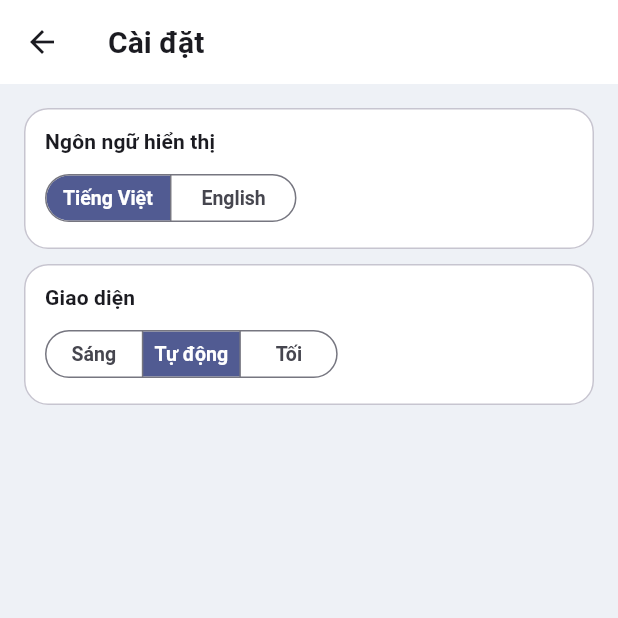
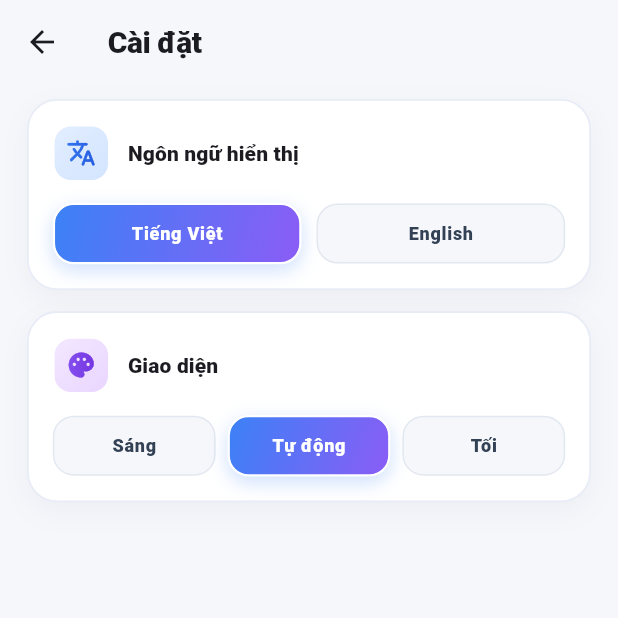
Before and after one commit to hieucute692-rgb/bai-tap-lon-app, a Flutter app: the SettingsScreen screen opened directly, on a phone screen of 412 x 824 dp, the top half of it. Run offline on Flutter 3.47's test engine with Material 3 defaults, Android fonts, the phone set to English and light mode, and no system bars; our stand-ins replace shared_preferences; accounts and stored records are empty.

Commit message:
giao dien moi

```diff
--- a/lib/presentation/settings_screen.dart
+++ b/lib/presentation/settings_screen.dart
@@ -11,98 +11,242 @@ class SettingsScreen extends StatelessWidget {
   Widget build(BuildContext context) {
     final settings = context.watch<SettingsController>();
     final s = settings.strings;
+    final isDark = Theme.of(context).brightness == Brightness.dark;
     final scheme = Theme.of(context).colorScheme;
 
     return Scaffold(
-      backgroundColor: scheme.surfaceContainerHighest,
+      backgroundColor: isDark ? scheme.surface : const Color(0xFFF6F7FB),
       appBar: AppBar(
-        title: Text(s.settings),
+        backgroundColor: isDark ? scheme.surface : const Color(0xFFF6F7FB),
+        surfaceTintColor: Colors.transparent,
+        elevation: 0,
+        title: Text(
+          s.settings,
+          style: const TextStyle(fontWeight: FontWeight.w800, letterSpacing: -0.3),
         ),
-      body: ListView(
-        padding: const EdgeInsets.all(16),
+      ),
+      body: Center(
+        child: ConstrainedBox(
+          constraints: const BoxConstraints(maxWidth: 560),
+          child: ListView(
+            padding: const EdgeInsets.fromLTRB(18, 10, 18, 28),
             children: [
               _SettingGroupCard(
+                icon: Icons.translate_rounded,
+                iconBg: const [Color(0xFFE3EEFF), Color(0xFFD2E4FF)],
+                iconFg: const [Color(0xFF3B82F6), Color(0xFF1D4ED8)],
                 title: s.displayLanguage,
-            child: SegmentedButton<ContentLanguage>(
-              segments: const [
-                ButtonSegment(value: ContentLanguage.vi, label: Text('Tiếng Việt')),
-                ButtonSegment(value: ContentLanguage.en, label: Text('English')),
-              ],
-              selected: {settings.language},
-              showSelectedIcon: false,
-              onSelectionChanged: (selection) =>
-                  settings.setLanguage(selection.first),
-              style: _segmentStyle(scheme, horizontalPad: 12),
+                child: Row(
+                  children: [
+                    Expanded(
+                      child: _GradientOptionButton(
+                        label: 'Tiếng Việt',
+                        selected: settings.language == ContentLanguage.vi,
+                        onTap: () => settings.setLanguage(ContentLanguage.vi),
                       ),
                     ),
-          const SizedBox(height: 10),
-          _SettingGroupCard(
-            title: s.appearance,
-            child: SegmentedButton<ThemeMode>(
-              segments: [
-                ButtonSegment(value: ThemeMode.light, label: Text(s.themeLight)),
-                ButtonSegment(value: ThemeMode.system, label: Text(s.themeSystem)),
-                ButtonSegment(value: ThemeMode.dark, label: Text(s.themeDark)),
-              ],
-              selected: {settings.themeMode},
-              showSelectedIcon: false,
-              onSelectionChanged: (selection) =>
-                  settings.setThemeMode(selection.first),
-              style: _segmentStyle(scheme, horizontalPad: 8),
+                    const SizedBox(width: 10),
+                    Expanded(
+                      child: _GradientOptionButton(
+                        label: 'English',
+                        selected: settings.language == ContentLanguage.en,
+                        onTap: () => settings.setLanguage(ContentLanguage.en),
                       ),
                     ),
+                  ],
+                ),
+              ),
+              const SizedBox(height: 14),
+              _SettingGroupCard(
+                icon: Icons.palette_rounded,
+                iconBg: const [Color(0xFFF3E8FF), Color(0xFFE9D5FF)],
+                iconFg: const [Color(0xFF8B5CF6), Color(0xFF6D28D9)],
+                title: s.appearance,
+                child: Row(
+                  children: [
+                    Expanded(
+                      child: _GradientOptionButton(
+                        label: s.themeLight,
+                        selected: settings.themeMode == ThemeMode.light,
+                        onTap: () => settings.setThemeMode(ThemeMode.light),
+                      ),
+                    ),
+                    const SizedBox(width: 8),
+                    Expanded(
+                      child: _GradientOptionButton(
+                        label: s.themeSystem,
+                        selected: settings.themeMode == ThemeMode.system,
+                        onTap: () => settings.setThemeMode(ThemeMode.system),
+                      ),
+                    ),
+                    const SizedBox(width: 8),
+                    Expanded(
+                      child: _GradientOptionButton(
+                        label: s.themeDark,
+                        selected: settings.themeMode == ThemeMode.dark,
+                        onTap: () => settings.setThemeMode(ThemeMode.dark),
+                      ),
+                    ),
+                  ],
+                ),
+              ),
+            ],
+          ),
+        ),
+      ),
+    );
+  }
+}
+
+class _SettingGroupCard extends StatelessWidget {
+  const _SettingGroupCard({
+    required this.icon,
+    required this.iconBg,
+    required this.iconFg,
+    required this.title,
+    required this.child,
+  });
+
+  final IconData icon;
+  final List<Color> iconBg;
+  final List<Color> iconFg;
+  final String title;
+  final Widget child;
+
+  @override
+  Widget build(BuildContext context) {
+    final isDark = Theme.of(context).brightness == Brightness.dark;
+    final scheme = Theme.of(context).colorScheme;
+
+    return Container(
+      padding: const EdgeInsets.all(16),
+      decoration: BoxDecoration(
+        color: isDark ? scheme.surfaceContainer : Colors.white,
+        borderRadius: BorderRadius.circular(20),
+        border: Border.all(
+          color: isDark ? Colors.white10 : const Color(0xFFE8ECF7),
+          width: 1.2,
+        ),
+        boxShadow: [
+          BoxShadow(
+            color: const Color(0xFF0F172A).withValues(alpha: 0.04),
+            blurRadius: 16,
+            offset: const Offset(0, 6),
+          ),
+        ],
+      ),
+      child: Column(
+        crossAxisAlignment: CrossAxisAlignment.start,
+        children: [
+          Row(
+            children: [
+              Container(
+                width: 38,
+                height: 38,
+                decoration: BoxDecoration(
+                  gradient: LinearGradient(
+                    colors: iconBg,
+                    begin: Alignment.topLeft,
+                    end: Alignment.bottomRight,
+                  ),
+                  borderRadius: BorderRadius.circular(12),
+                  border: Border.all(color: Colors.white, width: 1.2),
+                ),
+                child: ShaderMask(
+                  shaderCallback: (bounds) => LinearGradient(
+                    colors: iconFg,
+                  ).createShader(bounds),
+                  child: Icon(icon, size: 20, color: Colors.white),
+                ),
+              ),
+              const SizedBox(width: 12),
+              Expanded(
+                child: Text(
+                  title,
+                  style: Theme.of(context)
+                      .textTheme
+                      .titleSmall
+                      ?.copyWith(fontWeight: FontWeight.w800),
+                ),
+              ),
+            ],
+          ),
+          const SizedBox(height: 14),
+          child,
         ],
       ),
     );
   }
 }
 
-ButtonStyle _segmentStyle(ColorScheme scheme, {required double horizontalPad}) {
-  return SegmentedButton.styleFrom(
-    backgroundColor: scheme.surface,
-    foregroundColor: scheme.onSurfaceVariant,
-    selectedBackgroundColor: scheme.primary,
-    selectedForegroundColor: scheme.onPrimary,
-    side: BorderSide(color: scheme.outline),
-    shape: const StadiumBorder(),
-    textStyle: const TextStyle(fontWeight: FontWeight.w600, fontSize: 13),
-    padding: EdgeInsets.symmetric(horizontal: horizontalPad, vertical: 8),
-    visualDensity: VisualDensity.compact,
-  );
-}
+class _GradientOptionButton extends StatelessWidget {
+  const _GradientOptionButton({
+    required this.label,
+    required this.selected,
+    required this.onTap,
+  });
 
-class _SettingGroupCard extends StatelessWidget {
-  const _SettingGroupCard({required this.title, required this.child});
-
-  final String title;
-  final Widget child;
+  final String label;
+  final bool selected;
+  final VoidCallback onTap;
 
   @override
   Widget build(BuildContext context) {
+    final isDark = Theme.of(context).brightness == Brightness.dark;
     final scheme = Theme.of(context).colorScheme;
-    return Card(
-      margin: EdgeInsets.zero,
-      elevation: 0,
-      color: scheme.surface,
-      shape: RoundedRectangleBorder(
-        borderRadius: BorderRadius.circular(16),
-        side: BorderSide(color: scheme.outlineVariant),
+
+    return Material(
+      color: Colors.transparent,
+      child: InkWell(
+        borderRadius: BorderRadius.circular(14),
+        onTap: onTap,
+        child: AnimatedContainer(
+          duration: const Duration(milliseconds: 180),
+          padding: const EdgeInsets.symmetric(vertical: 11, horizontal: 8),
+          decoration: BoxDecoration(
+            gradient: selected
+                ? const LinearGradient(
+              colors: [Color(0xFF3B82F6), Color(0xFF8B5CF6)],
+              begin: Alignment.topLeft,
+              end: Alignment.bottomRight,
+            )
+                : null,
+            color: selected
+                ? null
+                : (isDark
+                ? scheme.surfaceContainerHigh
+                : const Color(0xFFF6F7FB)),
+            borderRadius: BorderRadius.circular(14),
+            border: Border.all(
+              color: selected
+                  ? Colors.white
+                  : (isDark ? Colors.white12 : const Color(0xFFE2E8F0)),
+              width: selected ? 1.5 : 1,
             ),
-      child: Padding(
-        padding: const EdgeInsets.fromLTRB(14, 12, 14, 14),
-        child: Column(
-          crossAxisAlignment: CrossAxisAlignment.start,
-          children: [
-            Text(
-              title,
-              style: Theme.of(context)
-                  .textTheme
-                  .titleSmall
-                  ?.copyWith(fontWeight: FontWeight.w600),
+            boxShadow: selected
+                ? [
+              BoxShadow(
+                color: const Color(0xFF3B82F6).withValues(alpha: 0.25),
+                blurRadius: 10,
+                offset: const Offset(0, 4),
               ),
-            const SizedBox(height: 8),
-            child,
-          ],
+            ]
+                : null,
+          ),
+          alignment: Alignment.center,
+          child: Text(
+            label,
+            maxLines: 1,
+            overflow: TextOverflow.ellipsis,
+            style: Theme.of(context).textTheme.labelMedium?.copyWith(
+              color: selected
+                  ? Colors.white
+                  : (isDark
+                  ? scheme.onSurface
+                  : const Color(0xFF334155)),
+              fontWeight: FontWeight.w800,
+            ),
+          ),
         ),
       ),
     );
```
Lines whose indentation alone changed are shown as unchanged.
